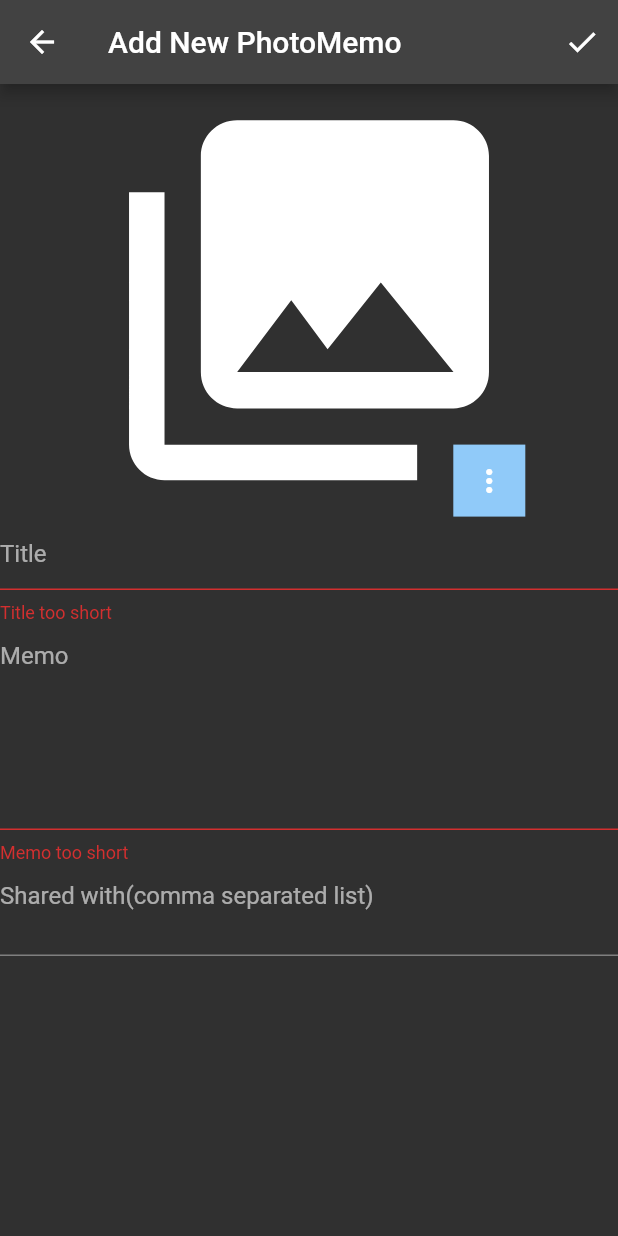
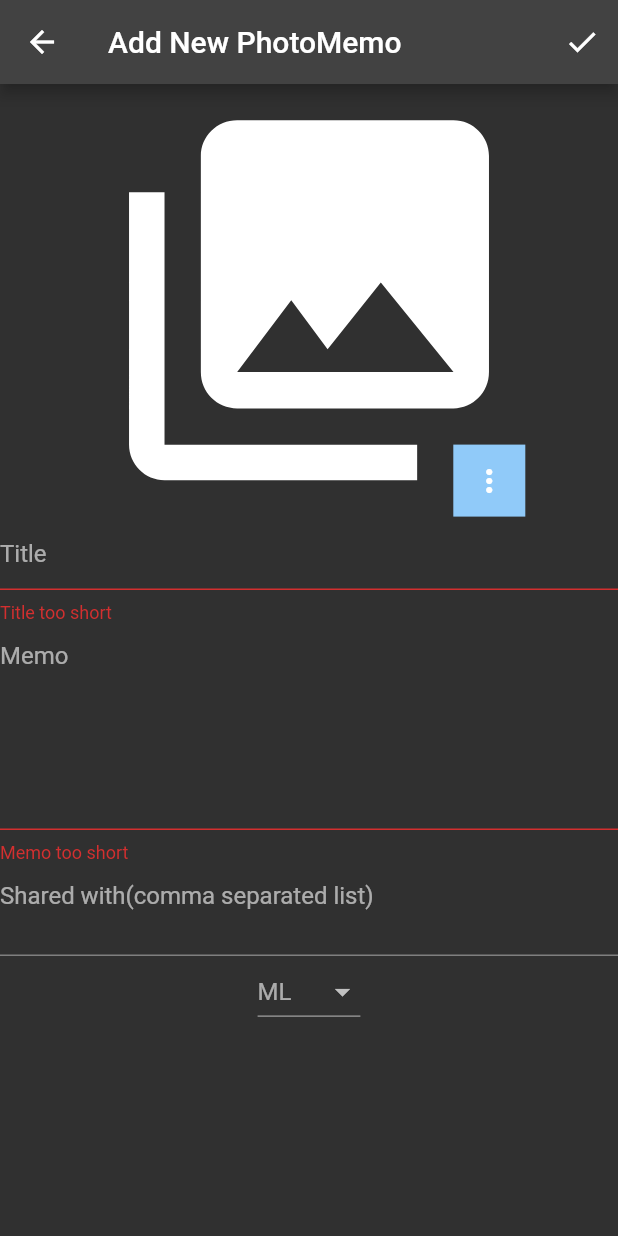
Before and after one commit to PoojaGali/cs5303-lesson3, a Flutter app: the AddNewPhotoMemoScreen screen opened directly with empty values, after a tap on the "check" icon, on a phone screen of 412 x 824 dp. Run offline on Flutter 3.47's test engine with Material 2 defaults, Android fonts, the phone set to English and light mode, and no system bars; our stand-ins replace cloud_firestore, firebase_auth, firebase_core, firebase_storage, image_picker; missing offline and left inert: google_ml_kit; accounts and stored records are empty.

Commit message:
Final Commit

```diff
--- a/lib/viewscreen/addnewphotomemo_screen.dart
+++ b/lib/viewscreen/addnewphotomemo_screen.dart
@@ -25,6 +25,7 @@ class AddNewPhotoMemoScreen extends StatefulWidget {
 
 class _AddNewPhotoMemoState extends State<AddNewPhotoMemoScreen> {
   late _Controller con;
+  String? dropdownValue;
 
   GlobalKey<FormState> formkey = GlobalKey();
   File? photo;
@@ -114,6 +115,26 @@ class _AddNewPhotoMemoState extends State<AddNewPhotoMemoScreen> {
                 validator: PhotoMemo.validateSharedWith,
                 onSaved: con.saveSharedWith,
               ),
+              DropdownButton<String>(
+                value: dropdownValue,
+                hint: Text('ML'),
+                icon: const Icon(Icons.arrow_drop_down),
+                onChanged: (String? newValue) {
+                  setState(() {
+                    dropdownValue = newValue!;
+                  });
+                },
+                items: <String>[
+                  'Image',
+                  'Text',
+                  'Both',
+                ].map<DropdownMenuItem<String>>((String value) {
+                  return DropdownMenuItem<String>(
+                    value: value,
+                    child: Text(value),
+                  );
+                }).toList(),
+              ),
             ],
           ),
         ),
@@ -157,12 +178,24 @@ class _Controller {
         },
       );
       //get image labels by ML
+      if (state.dropdownValue == 'Image') {
         List<String> recognitions =
             await GoogleMLController.getImageLabels(photo: state.photo!);
         tempMemo.imageLabels.addAll(recognitions);
+      }
+      if (state.dropdownValue == 'Text') {
         List<String> textrecognitions =
             await GoogleMLController.readText(photo: state.photo!);
         tempMemo.textLabels.addAll(textrecognitions);
+      }
+      if (state.dropdownValue == 'Both') {
+        List<String> textrecognitions =
+            await GoogleMLController.readText(photo: state.photo!);
+        tempMemo.textLabels.addAll(textrecognitions);
+        List<String> recognitions =
+            await GoogleMLController.getImageLabels(photo: state.photo!);
+        tempMemo.imageLabels.addAll(recognitions);
+      }
       tempMemo.photoFilename = photoInfo[ARGS.Filename];
       tempMemo.photoURL = photoInfo[ARGS.DownloadURL];
       tempMemo.createdBy = state.widget.user.email!;
```
Lines whose indentation alone changed are shown as unchanged.
